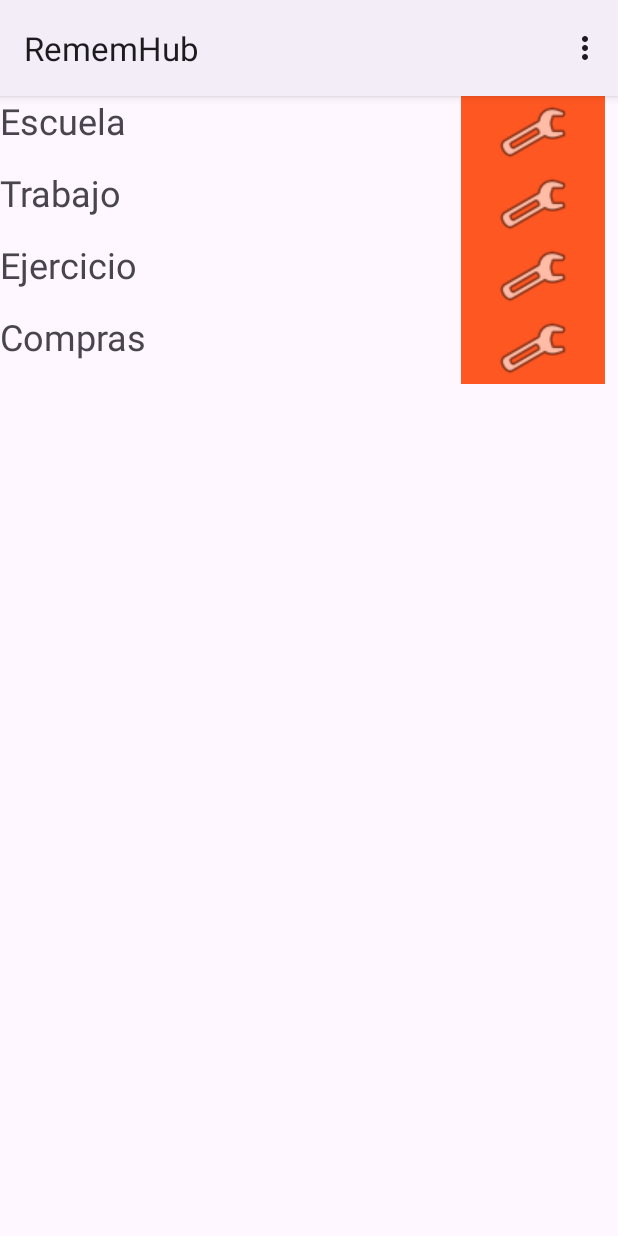
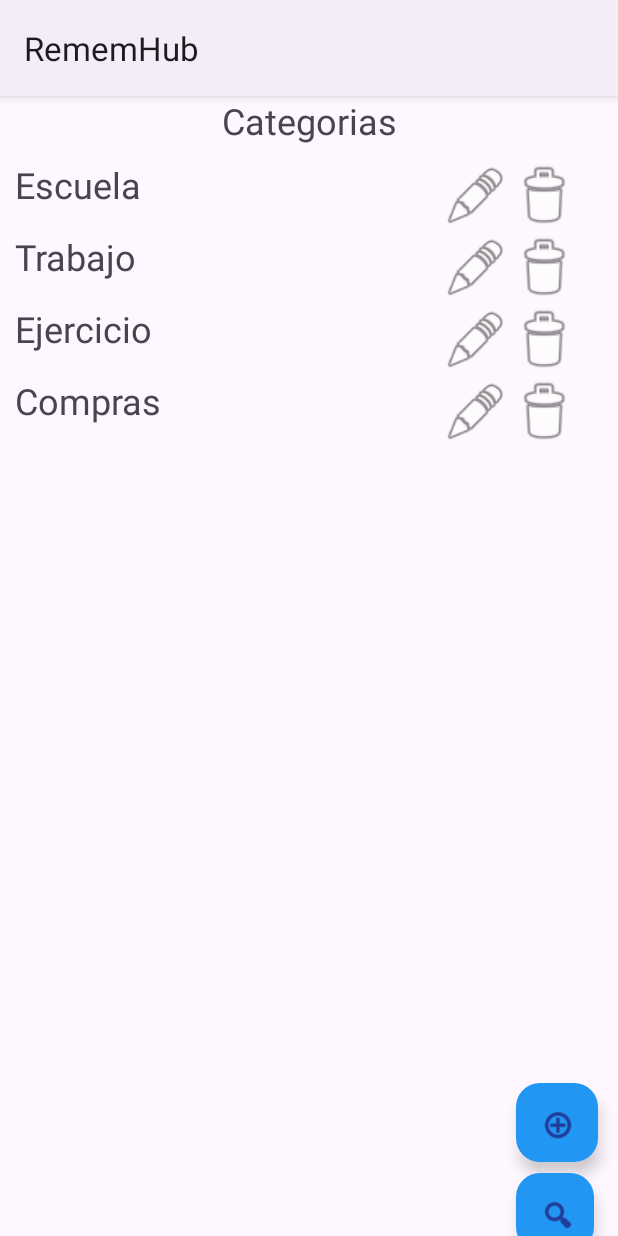
Before and after one commit to FranciscoChacon-1/RememHub, an Android app: the Categoria_activity screen opened directly, with no data from a screen before it, on a phone screen of 412 x 824 dp. Run offline under Robolectric (Android 15) with nearby library versions, the phone set to English and light mode, and no system bars.

Commit message:
Categorias funcional.

```diff
--- a/app/src/main/AndroidManifest.xml
+++ b/app/src/main/AndroidManifest.xml
@@ -43,7 +43,7 @@
         <activity android:name=".detalles_de_tarea" android:exported="false" />
 
 
-        <activity android:name=".MainActivity" android:exported="false" />
+        <activity android:name=".Categoria_activity" android:exported="false" />
         <activity android:name=".tareas_pendientes_inicio" android:exported="true">
             <intent-filter>
                 <action android:name="android.intent.action.MAIN" />
@@ -53,14 +53,14 @@
         <activity android:name=".menu_inicio" android:exported="true" />
         <activity android:name=".PapeleraActivity" android:exported="false" />
         <activity android:name=".VerTareasxCategorias" android:exported="false" />
-        <activity android:name=".Añadirtarea" android:exported="true" android:parentActivityName=".MainActivity" />
-        <activity android:name=".VerActivity" android:exported="false" android:parentActivityName=".MainActivity" />
-        <activity android:name=".MainActivity2" android:exported="false" android:parentActivityName=".MainActivity" />
-        <activity android:name=".EditarActivity" android:exported="false" android:parentActivityName=".MainActivity" />
+        <activity android:name=".Añadirtarea" android:exported="true" android:parentActivityName=".Categoria_activity" />
+        <activity android:name=".VerActivity" android:exported="false" android:parentActivityName=".Categoria_activity" />
+        <activity android:name=".MainActivity2" android:exported="false" android:parentActivityName=".Categoria_activity" />
+        <activity android:name=".EditarActivity" android:exported="false" android:parentActivityName=".Categoria_activity" />
 
         <!-- Meta-data para PARENT_ACTIVITY -->
         <meta-data
             android:name="android.support.PARENT_ACTIVITY"
-            android:value=".MainActivity" />
+            android:value=".Categoria_activity" />
     </application>
 </manifest>
--- a/app/src/main/java/sv/edu/catolica/rememhub/MainActivity.java
+++ b/app/src/main/java/sv/edu/catolica/rememhub/Categoria_activity.java
@@ -1,13 +1,8 @@
 package sv.edu.catolica.rememhub;
 
-import android.app.TimePickerDialog;
 import android.content.Intent;
 import android.os.Bundle;
-import android.view.Menu;
-import android.view.MenuInflater;
-import android.view.MenuItem;
 import android.view.View;
-import android.widget.TimePicker;
 
 import androidx.activity.EdgeToEdge;
 import androidx.appcompat.app.AppCompatActivity;
@@ -20,11 +15,10 @@ import androidx.recyclerview.widget.RecyclerView;
 
 import java.util.ArrayList;
 
-import sv.edu.catolica.rememhub.Categorias;
 import sv.edu.catolica.rememhub.adaptadores.ListaCategoriasAdapter;
 import sv.edu.catolica.rememhub.db.DbCategorias;
 
-public class MainActivity extends AppCompatActivity {
+public class Categoria_activity extends AppCompatActivity {
     RecyclerView listaCategoria;
     ArrayList<Categorias> listArrayCategorias;
 
@@ -43,7 +37,7 @@ public class MainActivity extends AppCompatActivity {
         listaCategoria=findViewById(R.id.ListaCategoria);
         listaCategoria.setLayoutManager(new LinearLayoutManager(this));
 
-        DbCategorias dbCategorias = new DbCategorias(MainActivity.this);
+        DbCategorias dbCategorias = new DbCategorias(Categoria_activity.this);
         listArrayCategorias = new ArrayList<Categorias>();
         ListaCategoriasAdapter adapter = new ListaCategoriasAdapter(dbCategorias.mostrarContactos());
         listaCategoria.setAdapter(adapter);
@@ -52,28 +46,12 @@ public class MainActivity extends AppCompatActivity {
 
 
     }
-    public boolean onCreateOptionsMenu(Menu menu) {
-        MenuInflater inflater = getMenuInflater();
-        inflater.inflate(R.menu.menu_pricipal, menu);
-        return true;
 
-
-    }
-    public boolean onOptionsItemSelected(MenuItem item) {
-        //(item.getItemId() == id.menus_nuevo)
-        if (item.getItemId() == R.id.menus_nuevo) {
-            nuevoRegistro(); // Asegúrate de que este método esté definido
-            return true;
-        }else if (item.getItemId() == R.id.ver_tareas) {
-            verCat(); // Asegúrate de que este método esté definido
-            return true;
-        }
-        return super.onOptionsItemSelected(item);
-    }
 
     private void nuevoRegistro() {
         Intent intent = new Intent(this, MainActivity2.class);
         startActivity(intent);
+        finish();
 
     }
     private void verCat() {
@@ -83,5 +61,12 @@ public class MainActivity extends AppCompatActivity {
     }
 
 
+    public void AgregarCat(View view) {
+        nuevoRegistro();
 
+    }
+
+    public void Buscraxcat(View view) {
+        verCat();
+    }
 }
--- a/app/src/main/java/sv/edu/catolica/rememhub/MainActivity2.java
+++ b/app/src/main/java/sv/edu/catolica/rememhub/MainActivity2.java
@@ -1,5 +1,6 @@
 package sv.edu.catolica.rememhub;
 
+import android.content.Intent;
 import android.os.Bundle;
 import android.view.View;
 import android.widget.Button;
@@ -49,6 +50,13 @@ public class MainActivity2 extends AppCompatActivity {
                     if (id > 0) {
                         Toast.makeText(MainActivity2.this, "Categoría Agregada", Toast.LENGTH_SHORT).show();
                         limpiar(); // Método para limpiar el campo de entrada
+
+                        // Regresar a MainActivity
+                        Intent intent = new Intent(MainActivity2.this, Categoria_activity.class);
+                        startActivity(intent); // Inicia MainActivity
+
+
+                        finish(); // Cierra MainActivity2
                     } else {
                         Toast.makeText(MainActivity2.this, "Error al guardar la Categoría", Toast.LENGTH_SHORT).show();
                     }
--- a/app/src/main/java/sv/edu/catolica/rememhub/menu_inicio.java
+++ b/app/src/main/java/sv/edu/catolica/rememhub/menu_inicio.java
@@ -30,7 +30,7 @@ public class menu_inicio extends AppCompatActivity {
     }
 
     public void Categorias(View view) {
-        Intent intent = new Intent(this, MainActivity.class); // Redirige a MainActivity2
+        Intent intent = new Intent(this, Categoria_activity.class); // Redirige a MainActivity2
         startActivity(intent);
     }
 
--- a/app/src/main/res/layout/activity_ver.xml
+++ b/app/src/main/res/layout/activity_editar_cat.xml
@@ -25,7 +25,7 @@
         android:id="@+id/btnguardarCat"
         android:layout_width="match_parent"
         android:layout_height="wrap_content"
-        android:text="Agregar Categoria" />
+        android:text="Editar Categoria" />
 
     <com.google.android.material.floatingactionbutton.FloatingActionButton
         android:id="@+id/fabEditar"
--- a/app/src/main/res/layout/activity_main.xml
+++ b/app/src/main/res/layout/activity_main.xml
@@ -13,6 +13,6 @@
     android:paddingTop="20dp"
     android:paddingRight="40dp"
     android:paddingBottom="30dp"
-    tools:context=".MainActivity">
+    tools:context=".Categoria_activity">
 
 </LinearLayout>
--- a/app/src/main/res/layout/anadir_tarea.xml
+++ b/app/src/main/res/layout/anadir_tarea.xml
@@ -13,7 +13,7 @@
     android:paddingTop="20dp"
     android:paddingRight="40dp"
     android:paddingBottom="30dp"
-    tools:context=".MainActivity">
+    tools:context=".Categoria_activity">
 
     <TextView
         android:layout_width="match_parent"
--- a/app/src/main/res/layout/categoria.xml
+++ b/app/src/main/res/layout/categoria.xml
@@ -7,12 +7,64 @@
     android:layout_height="match_parent"
     android:orientation="vertical">
 
+    <TextView
+        android:id="@+id/textView5"
+        android:layout_width="match_parent"
+        android:layout_height="wrap_content"
+        android:gravity="center_horizontal"
+        android:text="Categorias"
+        android:textSize="24sp" />
+
     <androidx.recyclerview.widget.RecyclerView
         android:id="@+id/ListaCategoria"
         android:layout_width="596dp"
-        android:layout_height="wrap_content">
+        android:layout_height="615dp"
+        android:layout_marginLeft="10dp"
+        android:layout_marginTop="10dp"
+        android:layout_marginRight="10dp">
 
     </androidx.recyclerview.widget.RecyclerView>
 
+    <androidx.constraintlayout.widget.ConstraintLayout
+        android:layout_width="match_parent"
+        android:layout_height="118dp"
+        app:layout_constraintBottom_toTopOf="@+id/buscarxcat"
+        app:layout_constraintTop_toTopOf="@+id/buscarxcat">
+
+        <com.google.android.material.floatingactionbutton.FloatingActionButton
+            android:id="@+id/buscarxcat"
+            android:layout_width="68dp"
+            android:layout_height="0dp"
+            android:layout_gravity="bottom|end"
+            android:layout_marginEnd="16dp"
+            android:layout_marginBottom="6dp"
+            android:clickable="true"
+            android:onClick="Buscraxcat"
+            app:backgroundTint="#2196F3"
+            app:layout_constraintBottom_toBottomOf="parent"
+            app:layout_constraintEnd_toEndOf="parent"
+            app:layout_constraintTop_toBottomOf="@+id/agregarcat"
+            app:srcCompat="@android:drawable/ic_menu_search"
+            tools:ignore="ContentDescription,ImageContrastCheck,KeyboardInaccessibleWidget,SpeakableTextPresentCheck" />
+
+        <com.google.android.material.floatingactionbutton.FloatingActionButton
+            android:id="@+id/agregarcat"
+            android:layout_width="0dp"
+            android:layout_height="0dp"
+            android:layout_gravity="bottom|end"
+            android:layout_marginEnd="13dp"
+            android:layout_marginBottom="7dp"
+            android:background="#03A9F4"
+            android:clickable="true"
+            android:onClick="AgregarCat"
+            app:backgroundTint="#2196F3"
+            app:layout_constraintBottom_toTopOf="@+id/buscarxcat"
+            app:layout_constraintEnd_toEndOf="parent"
+            app:layout_constraintStart_toStartOf="@+id/buscarxcat"
+            app:layout_constraintTop_toTopOf="parent"
+            app:srcCompat="@android:drawable/ic_menu_add"
+            tools:ignore="ContentDescription,ImageContrastCheck,KeyboardInaccessibleWidget,SpeakableTextPresentCheck" />
+    </androidx.constraintlayout.widget.ConstraintLayout>
+
 
 </LinearLayout>
--- a/app/src/main/res/layout/lista_item_categoria.xml
+++ b/app/src/main/res/layout/lista_item_categoria.xml
@@ -15,18 +15,26 @@
 
         <TextView
             android:id="@+id/textCat"
-            android:layout_width="307dp"
+            android:layout_width="285dp"
             android:layout_height="48dp"
             android:layout_weight="1"
             android:textSize="24sp" />
 
         <ImageView
             android:id="@+id/imageView"
-            android:layout_width="96dp"
+            android:layout_width="43dp"
             android:layout_height="match_parent"
             android:layout_weight="1"
-            android:background="#FF5722"
-            app:srcCompat="@android:drawable/ic_menu_preferences" /><![CDATA[
+            app:srcCompat="@android:drawable/ic_menu_edit" />
+
+        <ImageView
+            android:id="@+id/imageView2"
+            android:layout_width="48dp"
+            android:layout_height="match_parent"
+            android:layout_weight="1"
+            app:srcCompat="@android:drawable/ic_menu_delete" /><![CDATA[
+
+
 
         ImageView
             android:id="@+id/btnEliminar"
@@ -35,6 +43,7 @@
             android:layout_weight="1"
             android:background="#D10C0C"
             app:srcCompat="@android:drawable/ic_menu_delete" />
+
     ]]>
     </LinearLayout>
 </LinearLayout>
```
Also changed, not shown: app/src/main/java/sv/edu/catolica/rememhub/EditarActivity.java (+7 -6 lines), app/src/main/java/sv/edu/catolica/rememhub/Tarea.java (+11 -1 lines), app/src/main/java/sv/edu/catolica/rememhub/VerActivity.java (+44 -46 lines), app/src/main/java/sv/edu/catolica/rememhub/VerTareasxCategorias.java (+4 -8 lines), app/src/main/java/sv/edu/catolica/rememhub/db/DbTareas.java (+10 -10 lines).
